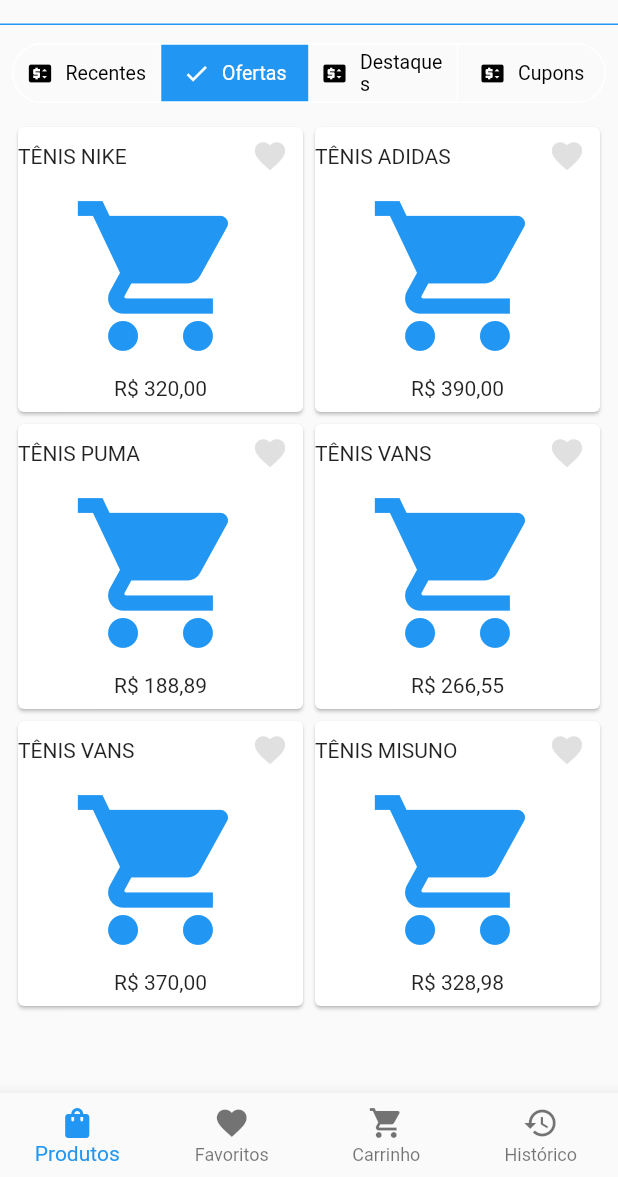
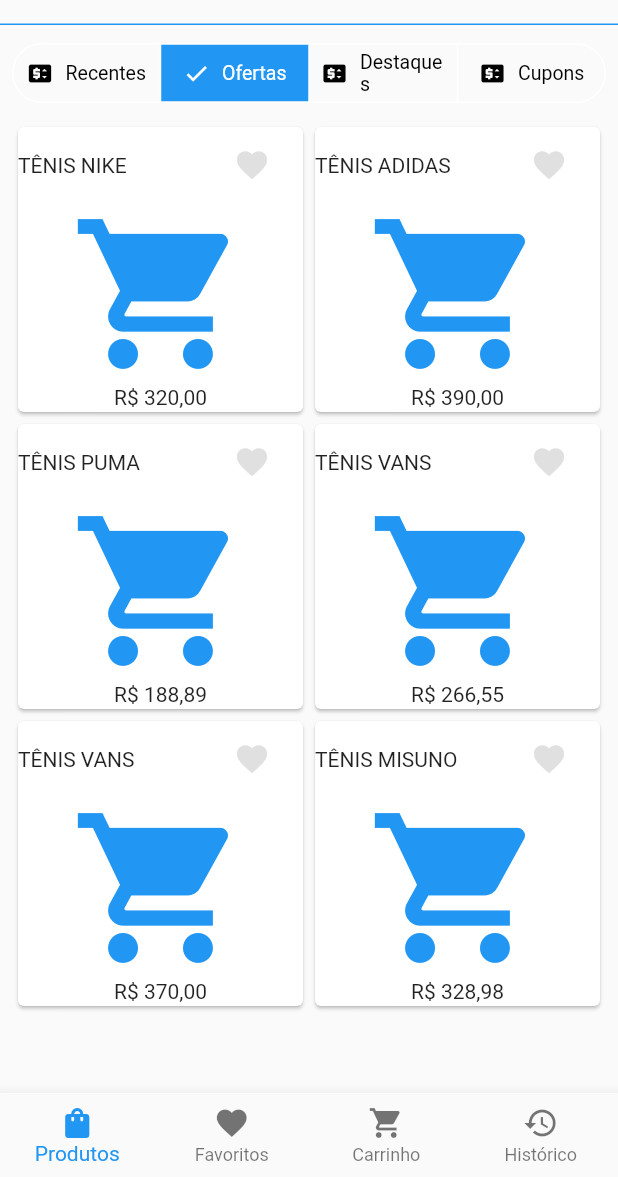
Before and after one commit to auguzsto/ecommerce, a Flutter app: the screen it shows after launch, after a tap on "Ofertas", on a phone screen of 412 x 824 dp, the part 59-1236 px from its top. Run offline on Flutter 3.47's test engine with Material 2 defaults, Android fonts, the phone set to English and light mode, and no system bars.

Commit message:
icon favorite widget

```diff
--- a/lib/main.dart
+++ b/lib/main.dart
@@ -1,4 +1,5 @@
 import 'package:ecommerce/src/app/base/controllers/base_controller.dart';
+import 'package:ecommerce/src/app/products/controller/iconfavotire_controller.dart';
 import 'package:ecommerce/src/app/products/controller/segments_controller.dart';
 import 'package:ecommerce/src/shared/app_widget.dart';
 import 'package:provider/provider.dart';
@@ -16,6 +17,9 @@ void main() {
         ChangeNotifierProvider<SegmentsController>(
           create: (context) => SegmentsController(),
         ),
+        ChangeNotifierProvider<IconFavotireController>(
+          create: (context) => IconFavotireController(),
+        ),
       ],
       child: const AppWidget(),
     ),
--- /dev/null
+++ b/lib/src/app/products/controller/iconfavotire_controller.dart
@@ -0,0 +1,10 @@
+import 'package:flutter/material.dart';
+
+class IconFavotireController extends ChangeNotifier {
+  //Favotire
+  bool isFavorite = false;
+  void favorite() {
+    isFavorite = !isFavorite;
+    notifyListeners();
+  }
+}
--- /dev/null
+++ b/lib/src/app/products/widgets/iconfavorite_custom.dart
@@ -0,0 +1,18 @@
+import 'package:ecommerce/src/app/products/controller/iconfavotire_controller.dart';
+import 'package:flutter/material.dart';
+import 'package:provider/provider.dart';
+
+class IconFavoriteCustom extends StatelessWidget {
+  const IconFavoriteCustom({super.key});
+
+  @override
+  Widget build(BuildContext context) {
+    final iconFavotireController = Provider.of<IconFavotireController>(context);
+    return IconButton(
+      splashRadius: 20,
+      onPressed: iconFavotireController.favorite,
+      icon: const Icon(Icons.favorite),
+      color: Colors.grey.shade300,
+    );
+  }
+}
--- a/lib/src/app/products/widgets/segmentsview_custom.dart
+++ b/lib/src/app/products/widgets/segmentsview_custom.dart
@@ -1,3 +1,4 @@
+import 'package:ecommerce/src/app/products/widgets/iconfavorite_custom.dart';
 import 'package:ecommerce/src/shared/databases/products.dart';
 import 'package:ecommerce/src/shared/services/util_services.dart';
 import 'package:flutter/material.dart';
@@ -30,10 +31,7 @@ class SegmentsViewCustom extends StatelessWidget {
                     ),
 
                     //Favorite icon
-                    Icon(
-                      Icons.favorite,
-                      color: Colors.grey.shade300,
-                    ),
+                    const IconFavoriteCustom(),
                   ],
                 ),
               ),
```
